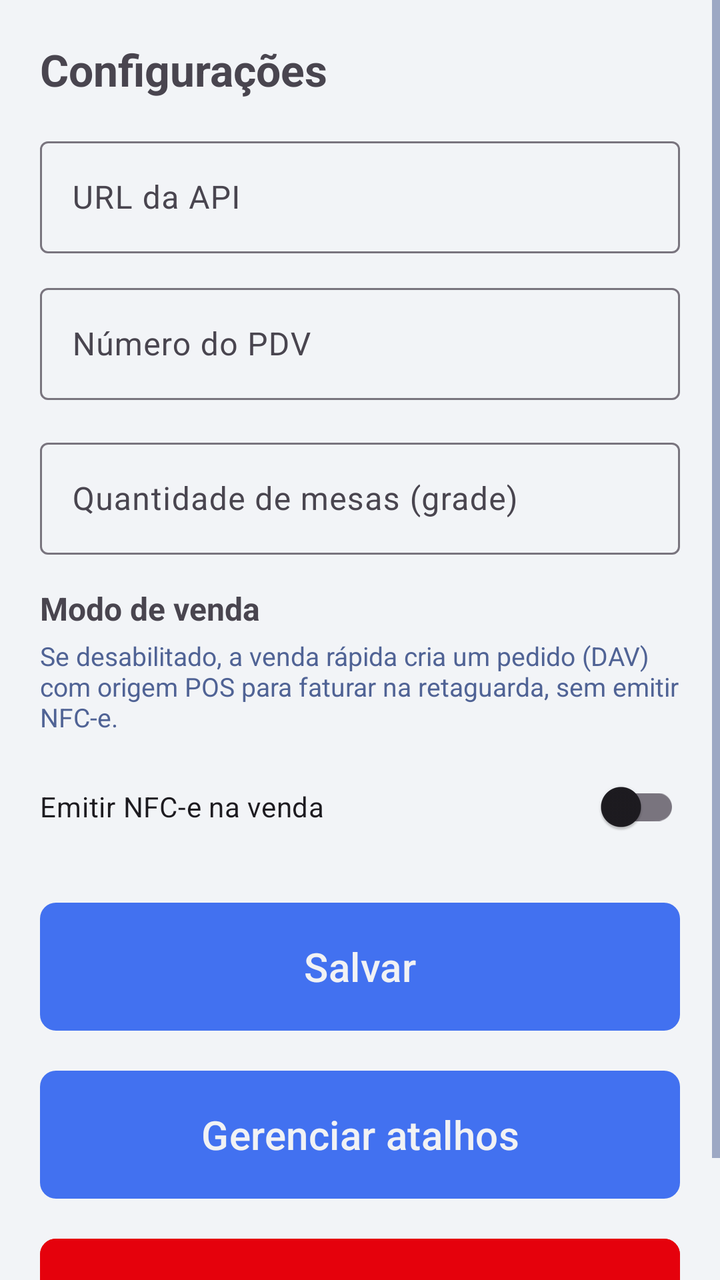
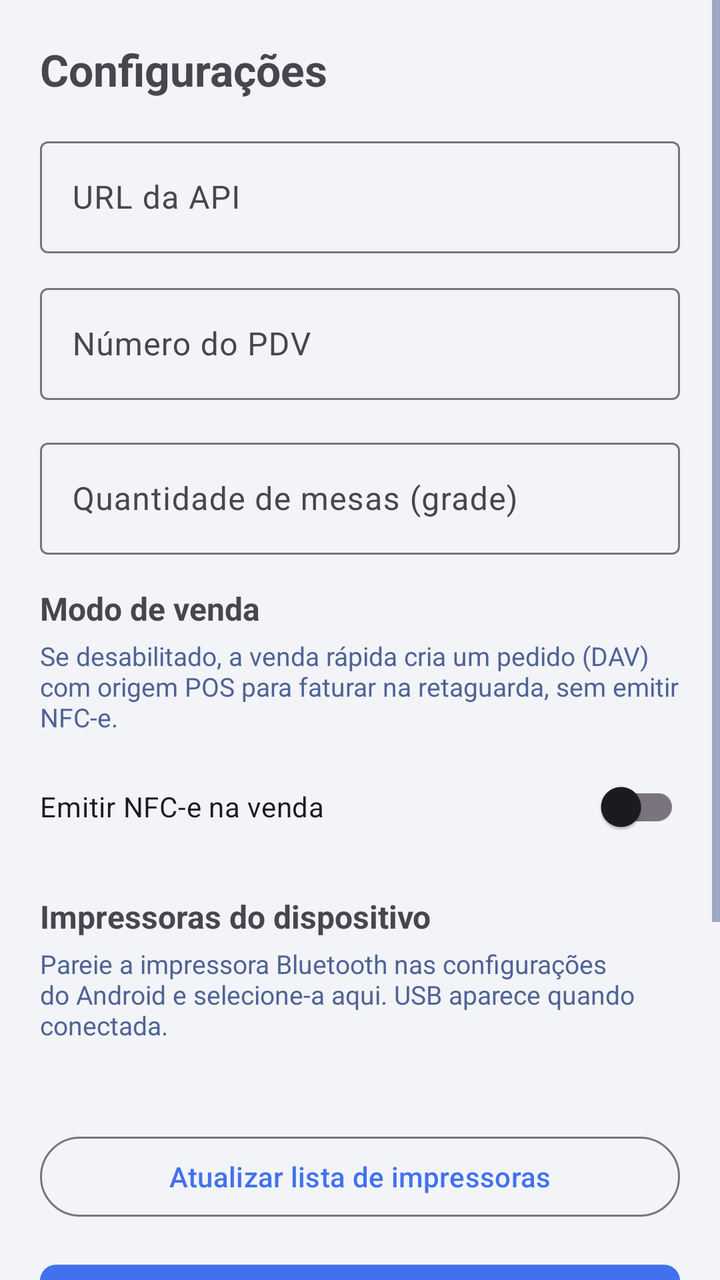

Screens rendered from an Android XML layout before and after an edit, with the pre-edit source and the edit as a unified diff.
<!-- AndroidManifest.xml: application theme Theme.POSmaisgestao -->
<!-- res/layout/activity_config.xml -->
<?xml version="1.0" encoding="utf-8"?>
<ScrollView xmlns:android="http://schemas.android.com/apk/res/android"
    android:layout_width="match_parent"
    android:layout_height="match_parent"
    android:fillViewport="true">

    <LinearLayout
        android:layout_width="match_parent"
        android:layout_height="wrap_content"
        android:orientation="vertical"
        android:padding="20dp">

        <TextView
            android:layout_width="match_parent"
            android:layout_height="wrap_content"
            android:layout_marginBottom="16dp"
            android:text="@string/configuracoes"
            android:textSize="22sp"
            android:textStyle="bold" />

        <com.google.android.material.textfield.TextInputLayout
            android:layout_width="match_parent"
            android:layout_height="wrap_content"
            android:layout_marginBottom="12dp"
            android:hint="@string/url_api">

            <com.google.android.material.textfield.TextInputEditText
                android:id="@+id/inputUrlApi"
                android:layout_width="match_parent"
                android:layout_height="wrap_content"
                android:inputType="textUri"
                android:minHeight="56dp" />
        </com.google.android.material.textfield.TextInputLayout>

        <com.google.android.material.textfield.TextInputLayout
            android:layout_width="match_parent"
            android:layout_height="wrap_content"
            android:layout_marginBottom="16dp"
            android:hint="@string/numero_pdv">

            <com.google.android.material.textfield.TextInputEditText
                android:id="@+id/inputNumeroPdv"
                android:layout_width="match_parent"
                android:layout_height="wrap_content"
                android:inputType="number"
                android:minHeight="56dp" />
        </com.google.android.material.textfield.TextInputLayout>

        <com.google.android.material.textfield.TextInputLayout
            android:layout_width="match_parent"
            android:layout_height="wrap_content"
            android:layout_marginBottom="8dp"
            android:hint="@string/quantidade_mesas">

            <com.google.android.material.textfield.TextInputEditText
                android:id="@+id/inputQuantidadeMesas"
                android:layout_width="match_parent"
                android:layout_height="wrap_content"
                android:inputType="number"
                android:minHeight="56dp" />
        </com.google.android.material.textfield.TextInputLayout>

        <TextView
            android:layout_width="match_parent"
            android:layout_height="wrap_content"
            android:layout_marginTop="8dp"
            android:layout_marginBottom="4dp"
            android:text="@string/modo_venda_titulo"
            android:textSize="16sp"
            android:textStyle="bold" />

        <TextView
            android:layout_width="match_parent"
            android:layout_height="wrap_content"
            android:layout_marginBottom="8dp"
            android:text="@string/modo_venda_ajuda"
            android:textColor="@color/muted_foreground"
            android:textSize="13sp" />

        <com.google.android.material.switchmaterial.SwitchMaterial
            android:id="@+id/switchEmitirNfcePos"
            android:layout_width="match_parent"
            android:layout_height="wrap_content"
            android:layout_marginBottom="16dp"
            android:minHeight="56dp"
            android:text="@string/emitir_nfce_pos" />

        <com.google.android.material.button.MaterialButton
            android:id="@+id/btnSalvarConfig"
            style="@style/PosBigButton"
            android:layout_width="match_parent"
            android:layout_height="wrap_content"
            android:layout_marginBottom="12dp"
            android:text="@string/salvar" />

        <com.google.android.material.button.MaterialButton
            android:id="@+id/btnGerenciarAtalhos"
            style="@style/PosBigButton"
            android:layout_width="match_parent"
            android:layout_height="wrap_content"
            android:layout_marginBottom="12dp"
            android:text="@string/gerenciar_atalhos" />

        <com.google.android.material.button.MaterialButton
            android:id="@+id/btnLogout"
            style="@style/PosBigButton"
            android:layout_width="match_parent"
            android:layout_height="wrap_content"
            android:backgroundTint="@color/danger"
            android:text="@string/logout" />
    </LinearLayout>
</ScrollView>
<!-- resources referenced by this layout -->
<resources>
  <color name="danger">#E5010C</color>
  <color name="muted_foreground">#506395</color>
  <string name="configuracoes">Configurações</string>
  <string name="emitir_nfce_pos">Emitir NFC-e na venda</string>
  <string name="gerenciar_atalhos">Gerenciar atalhos</string>
  <string name="logout">Sair da conta</string>
  <string name="modo_venda_ajuda">Se desabilitado, a venda rápida cria um pedido (DAV) com origem POS para faturar na retaguarda, sem emitir NFC-e.</string>
  <string name="modo_venda_titulo">Modo de venda</string>
  <string name="numero_pdv">Número do PDV</string>
  <string name="quantidade_mesas">Quantidade de mesas (grade)</string>
  <string name="salvar">Salvar</string>
  <string name="url_api">URL da API</string>
  <style name="PosBigButton" parent="Widget.Material3.Button">
          <item name="android:minHeight">72dp</item>
          <item name="android:textSize">20sp</item>
          <item name="android:textAllCaps">false</item>
          <item name="cornerRadius">8dp</item>
          <item name="backgroundTint">@color/primary</item>
          <item name="android:textColor">@color/primary_foreground</item>
      </style>
  <style name="Theme.POSmaisgestao" parent="Base.Theme.POSmaisgestao" />
  <color name="primary">#4271F0</color>
  <color name="primary_foreground">#F1F2F4</color>
  <style name="Base.Theme.POSmaisgestao" parent="Theme.Material3.DayNight.NoActionBar">
          <item name="colorPrimary">@color/primary</item>
          <item name="colorPrimaryDark">@color/primary_dark</item>
          <item name="colorSecondary">@color/accent</item>
          <item name="colorOnPrimary">@color/primary_foreground</item>
          <item name="android:statusBarColor">@color/primary_dark</item>
          <item name="android:windowBackground">@color/surface</item>
          <item name="android:colorBackground">@color/background</item>
          <item name="android:textColorPrimary">@color/foreground</item>
          <item name="android:textColorSecondary">@color/muted_foreground</item>
      </style>
  <color name="primary_dark">#0B42DA</color>
  <color name="accent">#D0D9F1</color>
  <color name="surface">#F2F4F7</color>
  <color name="background">#FFFFFF</color>
  <color name="foreground">#090A0B</color>
</resources>

<!-- the commit's change to res/layout/activity_config.xml (unified diff, before → after) -->
@@ -85,6 +85,44 @@
             android:minHeight="56dp"
             android:text="@string/emitir_nfce_pos" />
 
+        <TextView
+            android:layout_width="match_parent"
+            android:layout_height="wrap_content"
+            android:layout_marginBottom="4dp"
+            android:text="@string/impressoras_titulo"
+            android:textSize="16sp"
+            android:textStyle="bold" />
+
+        <TextView
+            android:layout_width="match_parent"
+            android:layout_height="wrap_content"
+            android:layout_marginBottom="8dp"
+            android:text="@string/impressoras_ajuda"
+            android:textColor="@color/muted_foreground"
+            android:textSize="13sp" />
+
+        <TextView
+            android:id="@+id/txtImpressoraSelecionada"
+            android:layout_width="match_parent"
+            android:layout_height="wrap_content"
+            android:layout_marginBottom="8dp"
+            android:textSize="14sp" />
+
+        <LinearLayout
+            android:id="@+id/listaImpressoras"
+            android:layout_width="match_parent"
+            android:layout_height="wrap_content"
+            android:orientation="vertical"
+            android:layout_marginBottom="8dp" />
+
+        <com.google.android.material.button.MaterialButton
+            android:id="@+id/btnAtualizarImpressoras"
+            style="@style/Widget.Material3.Button.OutlinedButton"
+            android:layout_width="match_parent"
+            android:layout_height="wrap_content"
+            android:layout_marginBottom="16dp"
+            android:text="@string/atualizar_impressoras" />
+
         <com.google.android.material.button.MaterialButton
             android:id="@+id/btnSalvarConfig"
             style="@style/PosBigButton"
<!-- resource entries referenced after the edit -->
@@ -2,9 +2,12 @@
 <resources>
   <color name="danger">#E5010C</color>
   <color name="muted_foreground">#506395</color>
+  <string name="atualizar_impressoras">Atualizar lista de impressoras</string>
   <string name="configuracoes">Configurações</string>
   <string name="emitir_nfce_pos">Emitir NFC-e na venda</string>
   <string name="gerenciar_atalhos">Gerenciar atalhos</string>
+  <string name="impressoras_ajuda">Pareie a impressora Bluetooth nas configurações do Android e selecione-a aqui. USB aparece quando conectada.</string>
+  <string name="impressoras_titulo">Impressoras do dispositivo</string>
   <string name="logout">Sair da conta</string>
   <string name="modo_venda_ajuda">Se desabilitado, a venda rápida cria um pedido (DAV) com origem POS para faturar na retaguarda, sem emitir NFC-e.</string>
   <string name="modo_venda_titulo">Modo de venda</string>
